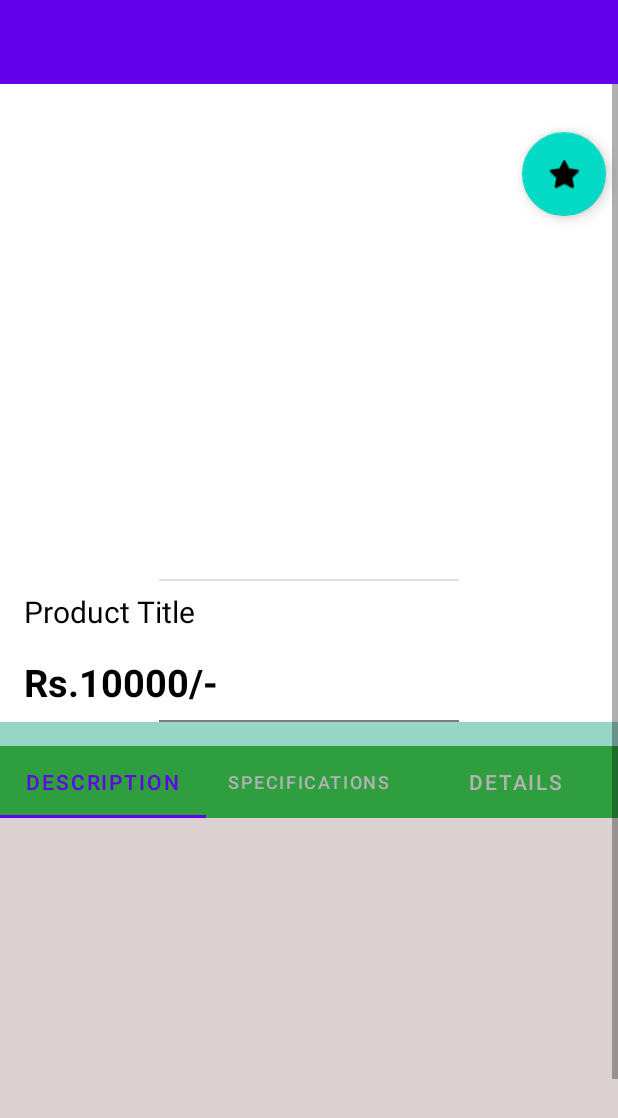
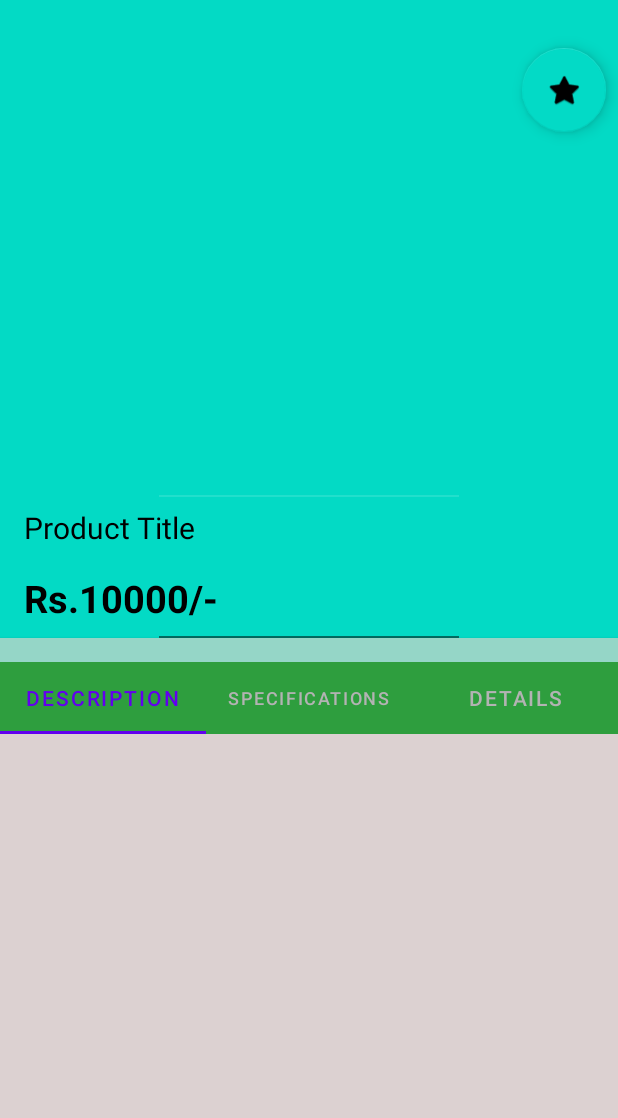
Before and after one commit to Shray-glitch/Hack36, an Android app: the layout activity_product_details.xml on its own in the app's theme, with its tools: preview values and no code run, on a phone screen of 412 x 824 dp. Shown: the top 1118 px of the screen. Run offline under Robolectric (Android 15) with nearby library versions, the phone set to English and light mode, and no system bars.

```diff
--- a/app/src/main/AndroidManifest.xml
+++ b/app/src/main/AndroidManifest.xml
@@ -9,7 +9,10 @@
         android:roundIcon="@mipmap/ic_launcher_round"
         android:supportsRtl="true"
         android:theme="@style/Theme.RegisterFirebase">
-        <activity android:name=".ProductDetailsActivity" android:theme="@style/AppTheme.NoActionBar" ></activity>
+        <activity android:name=".ViewAllActivity"  android:theme="@style/AppTheme.NoActionBar" ></activity>
+        <activity
+            android:name=".ProductDetailsActivity"
+            android:theme="@style/AppTheme.NoActionBar" />
         <activity android:name=".register" />
         <activity
             android:name=".HomeActivity"
--- a/app/src/main/res/layout/activity_product_details.xml
+++ b/app/src/main/res/layout/activity_product_details.xml
@@ -10,35 +10,34 @@
     <androidx.appcompat.widget.Toolbar
         android:id="@+id/toolbar"
         android:layout_width="match_parent"
-        android:layout_height="?attr/actionBarSize"
-        android:background="?attr/colorPrimary"
-        app:layout_anchor="@+id/appBarLayout"
+        android:layout_height="wrap_content"
+        android:background="@color/teal_200"
         app:layout_anchorGravity="center"
         app:layout_constraintEnd_toEndOf="parent"
         app:layout_constraintStart_toStartOf="parent"
         app:layout_constraintTop_toTopOf="parent"
-        app:popupTheme="@style/AppTheme.PopupOverlay"/>
+        app:popupTheme="@style/AppTheme.PopupOverlay" />
 
     <ScrollView
-        android:layout_width="0dp"
-        android:layout_height="0dp"
+        android:layout_width="wrap_content"
+        android:layout_height="wrap_content"
         app:layout_constraintBottom_toBottomOf="parent"
         app:layout_constraintEnd_toEndOf="parent"
         app:layout_constraintHorizontal_bias="0.0"
         app:layout_constraintStart_toStartOf="parent"
         app:layout_constraintTop_toBottomOf="@+id/toolbar"
-        app:layout_constraintVertical_bias="1.0">
+        app:layout_constraintVertical_bias="1.0"/>
 
-        <LinearLayout
-            android:layout_width="match_parent"
-            android:layout_height="wrap_content"
-            android:orientation="vertical" >
+    <LinearLayout
+        android:layout_width="match_parent"
+        android:layout_height="match_parent"
+        android:orientation="vertical"
+        android:background="@color/colorAccent"
+        android:theme="@style/Theme.MaterialComponents">
 
-            <include layout="@layout/product_images_layout"/>
-            <include layout="@layout/product_description_layout"/>
-
-        </LinearLayout>
-    </ScrollView>
+        <include layout="@layout/product_images_layout" />
+        <include layout="@layout/product_description_layout" />
+    </LinearLayout>
 
 
 </androidx.constraintlayout.widget.ConstraintLayout>
--- a/app/src/main/res/layout/app_bar_main.xml
+++ b/app/src/main/res/layout/app_bar_main.xml
@@ -12,9 +12,6 @@
         android:layout_height="wrap_content"
         android:theme="@style/AppTheme.AppBarOverlay">
 
-    </com.google.android.material.appbar.AppBarLayout>
-
-    <include layout="@layout/content_main" />
 
     <androidx.appcompat.widget.Toolbar
         android:id="@+id/toolbar"
@@ -32,5 +29,7 @@
             android:src="@mipmap/ic_launcher_round" />
 
     </androidx.appcompat.widget.Toolbar>
+    </com.google.android.material.appbar.AppBarLayout>
+    <include layout="@layout/content_main" />
 
 </androidx.coordinatorlayout.widget.CoordinatorLayout>
```
Also changed, not shown: app/src/main/java/com/example/registerfirebase/ProductDetailsAdapter.java (+5 -3 lines).
